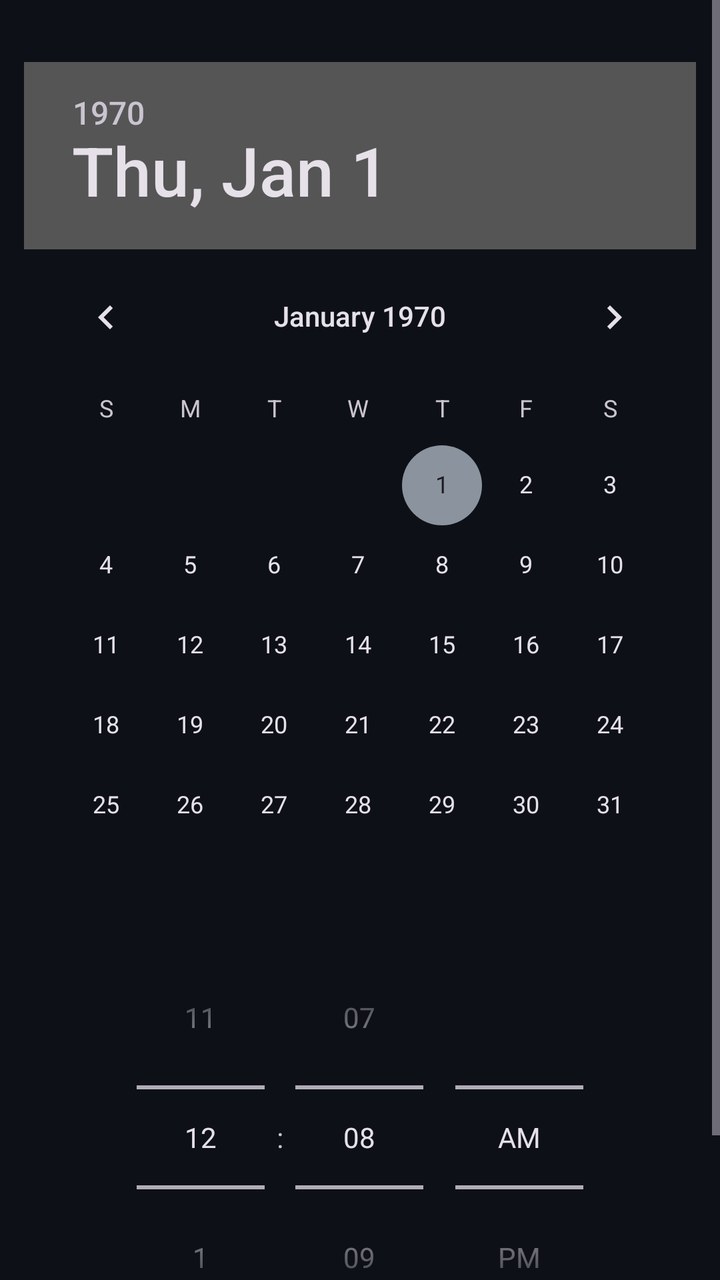
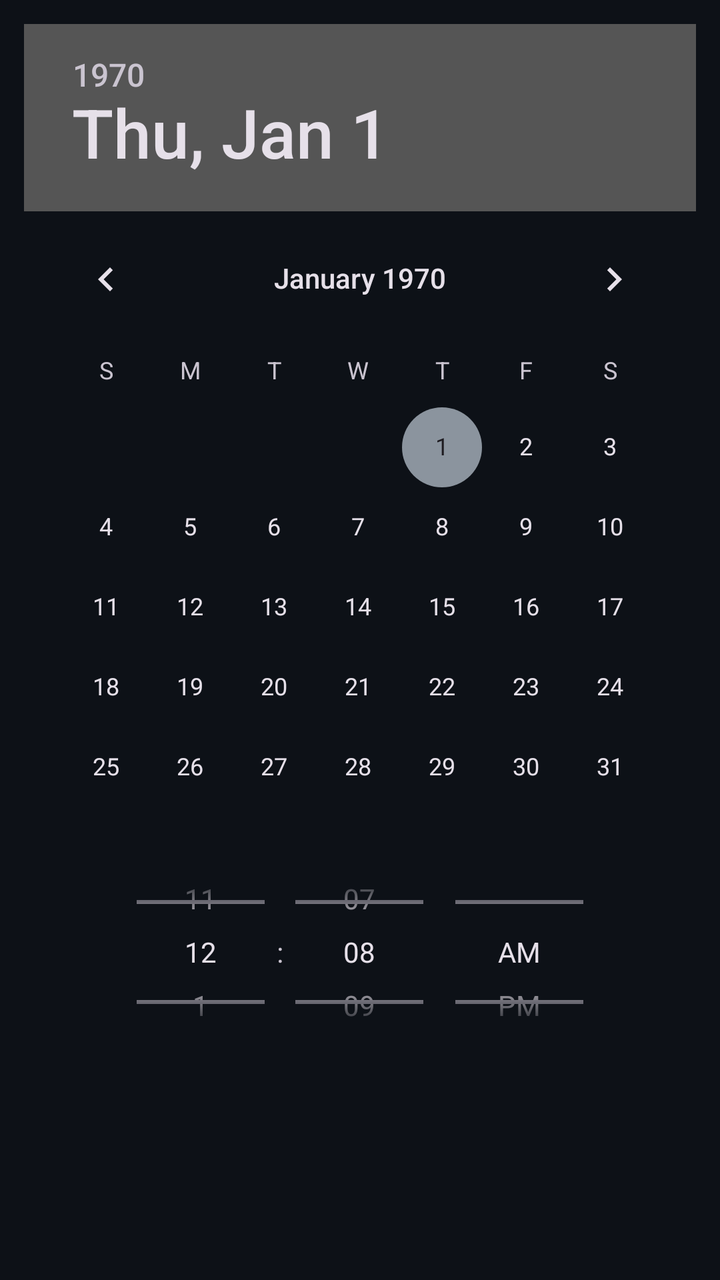

An Android layout rendered at two revisions. The XML below is the earlier revision; the diff shows what the commit changed to produce the second picture.
<!-- AndroidManifest.xml: application theme Theme.HomeworkTracker -->
<!-- res/layout/dialog_personal_deadline.xml -->
<ScrollView xmlns:android="http://schemas.android.com/apk/res/android" android:layout_width="match_parent" android:layout_height="wrap_content" android:fillViewport="true">
 <LinearLayout android:layout_width="match_parent" android:layout_height="wrap_content" android:orientation="vertical" android:padding="12dp">
  <TextView android:id="@+id/personalDeadlineTarget" android:layout_width="match_parent" android:layout_height="wrap_content" android:textColor="?attr/colorOnSurface" />
  <DatePicker android:id="@+id/personalDeadlineDate" android:layout_width="match_parent" android:layout_height="wrap_content" android:datePickerMode="calendar" />
  <TimePicker android:id="@+id/personalDeadlineTime" android:layout_width="match_parent" android:layout_height="wrap_content" android:timePickerMode="spinner" />
  <TextView android:id="@+id/personalDeadlinePreview" android:layout_width="match_parent" android:layout_height="wrap_content" android:padding="8dp" android:textColor="?attr/colorOnSurface" />
 </LinearLayout>
</ScrollView>
<!-- resources referenced by this layout -->
<resources>
  <style name="Theme.HomeworkTracker" parent="Base.Theme.HomeworkTracker" />
  <style name="Base.Theme.HomeworkTracker" parent="Theme.Material3.Dark.NoActionBar">
          <item name="colorPrimary">@color/md_primary</item>
          <item name="colorOnPrimary">@color/md_on_primary</item>
          <item name="colorPrimaryContainer">@color/md_primary_container</item>
          <item name="colorOnPrimaryContainer">@color/md_on_primary_container</item>
          <item name="colorSecondary">@color/md_secondary</item>
          <item name="colorOnSecondary">@color/md_on_secondary</item>
          <item name="colorSecondaryContainer">@color/md_secondary_container</item>
          <item name="colorOnSecondaryContainer">@color/md_on_secondary_container</item>
          <item name="colorError">@color/md_error</item>
          <item name="android:colorBackground">@color/md_surface</item>
          <item name="colorSurface">@color/md_surface</item>
          <item name="colorOnSurface">@color/md_on_surface</item>
          <item name="colorSurfaceVariant">@color/md_surface_variant</item>
          <item name="colorOnSurfaceVariant">@color/md_on_surface_variant</item>
          <item name="colorOutlineVariant">@color/md_outline_variant</item>
      </style>
  <color name="md_primary">#2F81F7</color>
  <color name="md_on_primary">#0D1117</color>
  <color name="md_primary_container">#1C2D4F</color>
  <color name="md_on_primary_container">#58A6FF</color>
  <color name="md_secondary">#8B949E</color>
  <color name="md_on_secondary">#0D1117</color>
  <color name="md_secondary_container">#21262D</color>
  <color name="md_on_secondary_container">#C9D1D9</color>
  <color name="md_error">#F85149</color>
  <color name="md_surface">#0D1117</color>
  <color name="md_on_surface">#F0F6FC</color>
  <color name="md_surface_variant">#161B22</color>
  <color name="md_on_surface_variant">#8B949E</color>
  <color name="md_outline_variant">#30363D</color>
</resources>

<!-- the commit's change to res/layout/dialog_personal_deadline.xml (unified diff, before → after) -->
@@ -1,8 +1,7 @@
-<ScrollView xmlns:android="http://schemas.android.com/apk/res/android" android:layout_width="match_parent" android:layout_height="wrap_content" android:fillViewport="true">
+<FrameLayout xmlns:android="http://schemas.android.com/apk/res/android" android:layout_width="match_parent" android:layout_height="wrap_content">
  <LinearLayout android:layout_width="match_parent" android:layout_height="wrap_content" android:orientation="vertical" android:padding="12dp">
-  <TextView android:id="@+id/personalDeadlineTarget" android:layout_width="match_parent" android:layout_height="wrap_content" android:textColor="?attr/colorOnSurface" />
   <DatePicker android:id="@+id/personalDeadlineDate" android:layout_width="match_parent" android:layout_height="wrap_content" android:datePickerMode="calendar" />
-  <TimePicker android:id="@+id/personalDeadlineTime" android:layout_width="match_parent" android:layout_height="wrap_content" android:timePickerMode="spinner" />
+  <TimePicker android:id="@+id/personalDeadlineTime" android:layout_width="match_parent" android:layout_height="112dp" android:layout_marginTop="-24dp" android:paddingTop="0dp" android:paddingBottom="0dp" android:timePickerMode="spinner" />
   <TextView android:id="@+id/personalDeadlinePreview" android:layout_width="match_parent" android:layout_height="wrap_content" android:padding="8dp" android:textColor="?attr/colorOnSurface" />
  </LinearLayout>
-</ScrollView>
+</FrameLayout>
